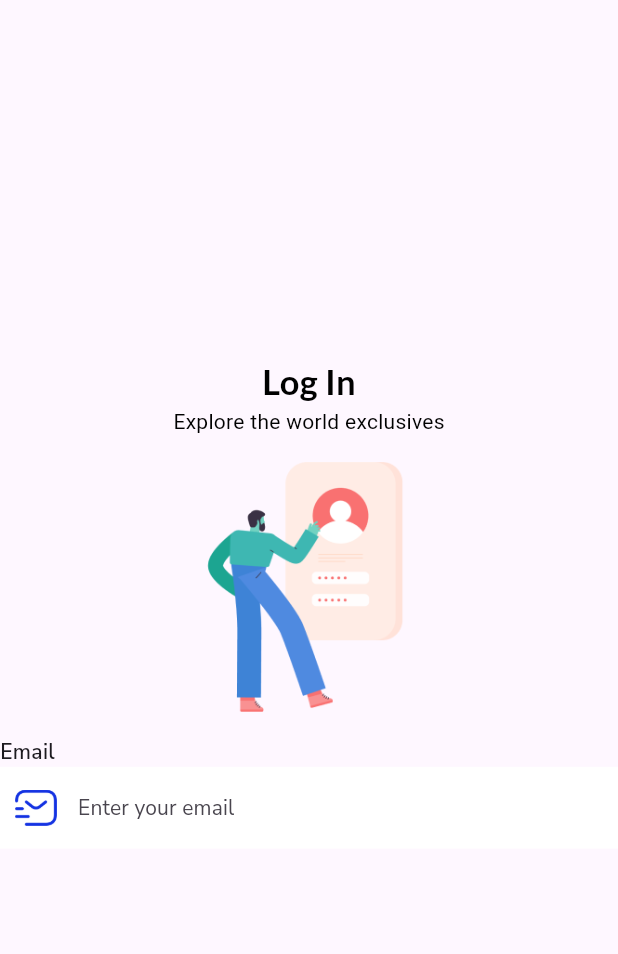
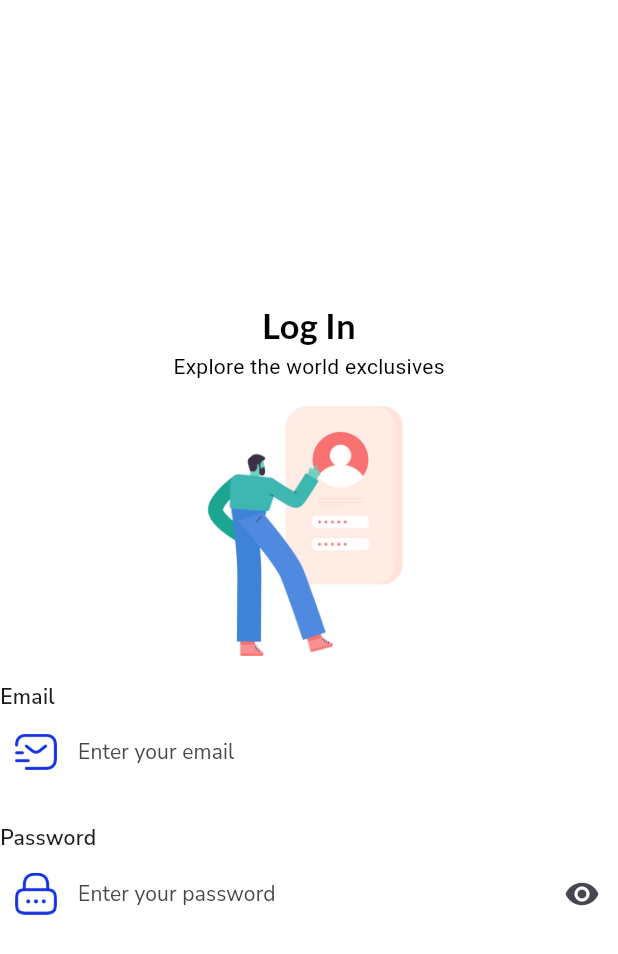
Before and after one commit to adogbeji/FlutterNodeMultiStoreApp, a Flutter app: the screen it shows after launch, on a phone screen of 412 x 824 dp. Shown: the top 954 px of the screen. Run offline on Flutter 3.47's test engine with Material 3 defaults, Android fonts, the phone set to English and light mode, and no system bars; our stand-ins replace google_fonts.

Commit message:
Add password input field & change screen background colour

```diff
--- a/lib/views/screens/auth/login_screen.dart
+++ b/lib/views/screens/auth/login_screen.dart
@@ -7,6 +7,7 @@ class LoginScreen extends StatelessWidget {
   @override
   Widget build(BuildContext context) {
     return Scaffold(
+      backgroundColor: Colors.white.withOpacity(0.95),
       body: Center(
         child: Column(
           mainAxisAlignment: MainAxisAlignment.center,
@@ -36,6 +37,7 @@ class LoginScreen extends StatelessWidget {
               height: 200,
             ),
 
+            // EMAIL INPUT FIELD
             Align(
               alignment: Alignment.topLeft,
               child: Text(
@@ -71,6 +73,42 @@ class LoginScreen extends StatelessWidget {
             ),
 
             const SizedBox(height: 20,),
+
+            // PASSWORD INPUT FIELD
+            Align(
+              alignment: Alignment.topLeft,
+              child: Text(
+                'Password',
+                style: GoogleFonts.getFont(
+                  'Nunito Sans',
+                  fontWeight: FontWeight.w600,
+                  letterSpacing: 0.2,
+                ),
+              ),
+            ),
+
+            TextFormField(
+              decoration: InputDecoration(
+                fillColor: Colors.white,
+                filled: true,
+                border: OutlineInputBorder(
+                  borderRadius: BorderRadius.circular(9),
+                ),
+                focusedBorder: InputBorder.none,
+                enabledBorder: InputBorder.none,
+                labelText: 'Enter your password',
+                labelStyle: GoogleFonts.getFont(
+                  fontSize: 14,
+                  'Nunito Sans',
+                  letterSpacing: 0.1,
+                ),
+                prefixIcon: Padding(
+                  padding: const EdgeInsets.all(10.0),
+                  child: Image.asset('assets/icons/password.png', width: 20, height: 20,),
+                ),
+                suffixIcon: const Icon(Icons.visibility),
+              ),
+            ),
           ],
         ),
       ),
```
